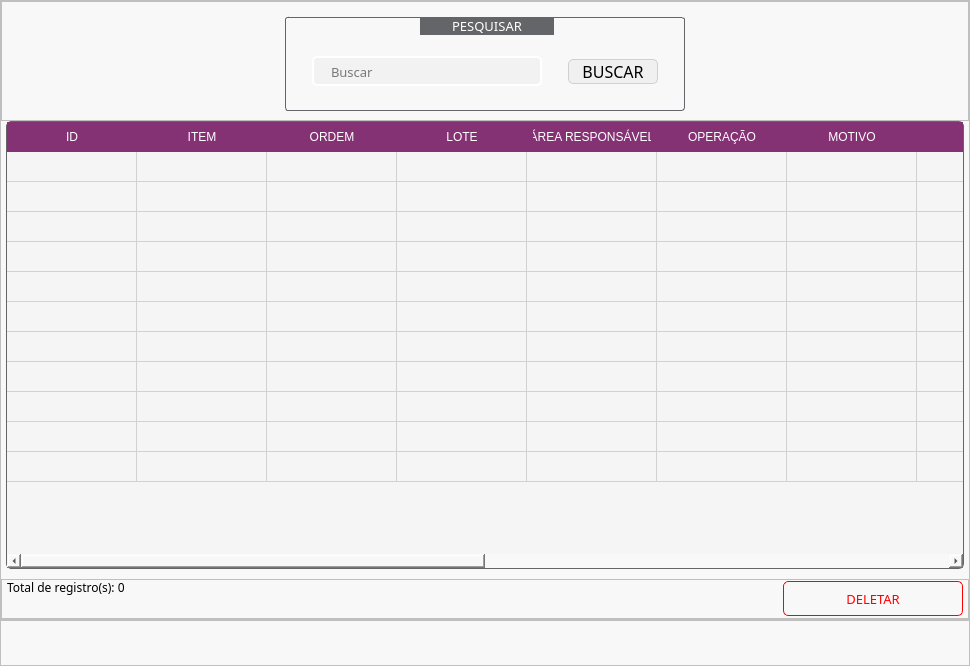
First picture: the form in widgets/pages/pages.ui, repository luizcheva/Non_conformites, before the edit.
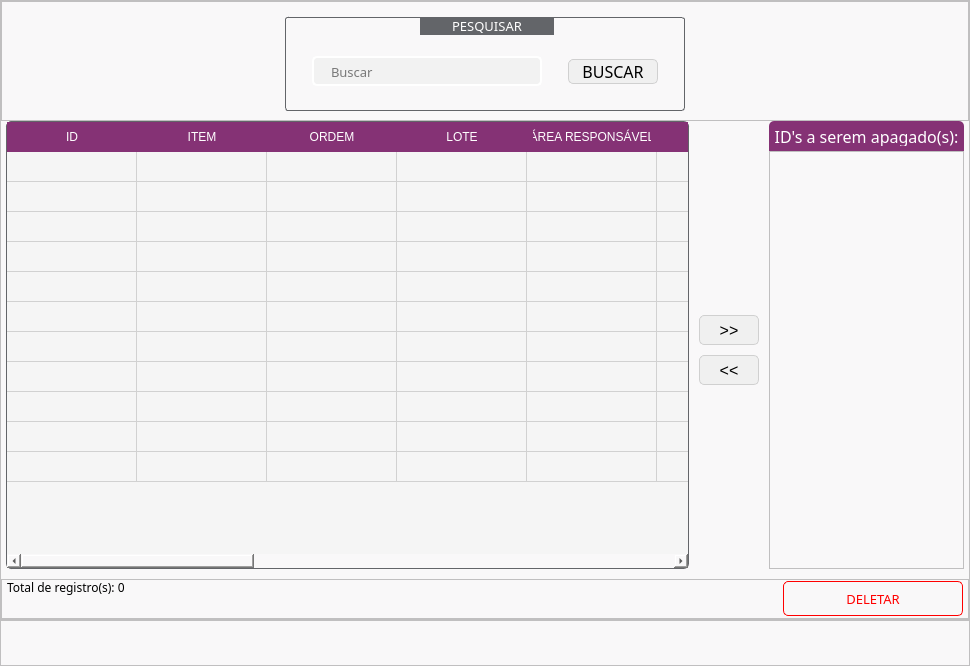
Second picture: the form after the edit. The open tabs and pages were chosen to show the change. Icons and pictures are not drawn.

Commit message: Page Delete new version

Diff of the .ui file:
```diff
--- a/widgets/pages/pages.ui
+++ b/widgets/pages/pages.ui
@@ -1575,7 +1575,7 @@
       <property name="frameShadow">
        <enum>QFrame::Raised</enum>
       </property>
-      <layout class="QVBoxLayout" name="verticalLayout_30">
+      <layout class="QVBoxLayout" name="verticalLayout_5">
        <property name="spacing">
         <number>0</number>
        </property>
@@ -1803,6 +1803,24 @@
         </widget>
        </item>
        <item>
+        <widget class="QWidget" name="widget_2" native="true">
+         <layout class="QHBoxLayout" name="horizontalLayout_28">
+          <property name="spacing">
+           <number>5</number>
+          </property>
+          <property name="leftMargin">
+           <number>0</number>
+          </property>
+          <property name="topMargin">
+           <number>0</number>
+          </property>
+          <property name="rightMargin">
+           <number>5</number>
+          </property>
+          <property name="bottomMargin">
+           <number>0</number>
+          </property>
+          <item>
         <widget class="QTableWidget" name="tabDados_del">
          <property name="font">
           <font>
@@ -2053,6 +2071,204 @@
         </widget>
        </item>
        <item>
+           <layout class="QVBoxLayout" name="verticalLayout_36">
+            <item>
+             <spacer name="verticalSpacer_9">
+              <property name="orientation">
+               <enum>Qt::Vertical</enum>
+              </property>
+              <property name="sizeHint" stdset="0">
+               <size>
+                <width>20</width>
+                <height>138</height>
+               </size>
+              </property>
+             </spacer>
+            </item>
+            <item>
+             <layout class="QVBoxLayout" name="verticalLayout_35">
+              <property name="spacing">
+               <number>10</number>
+              </property>
+              <item>
+               <widget class="QPushButton" name="btnAddId">
+                <property name="minimumSize">
+                 <size>
+                  <width>60</width>
+                  <height>30</height>
+                 </size>
+                </property>
+                <property name="maximumSize">
+                 <size>
+                  <width>60</width>
+                  <height>30</height>
+                 </size>
+                </property>
+                <property name="styleSheet">
+                 <string notr="true">QPushButton {
+	background-color: #f0f0f0;
+	border: 1px solid #d0d0d0;
+	border-radius: 5px;
+	padding: 5px;
+ 	font-size: 16px;
+ }
+
+QPushButton:hover {
+	background-color: #e0e0e0;
+}
+
+QPushButton:pressed {
+	background-color: #c0c0c0;
+}</string>
+                </property>
+                <property name="text">
+                 <string>&gt;&gt;</string>
+                </property>
+               </widget>
+              </item>
+              <item>
+               <widget class="QPushButton" name="btnDelId">
+                <property name="minimumSize">
+                 <size>
+                  <width>60</width>
+                  <height>30</height>
+                 </size>
+                </property>
+                <property name="maximumSize">
+                 <size>
+                  <width>60</width>
+                  <height>30</height>
+                 </size>
+                </property>
+                <property name="styleSheet">
+                 <string notr="true">QPushButton {
+	background-color: #f0f0f0;
+	border: 1px solid #d0d0d0;
+	border-radius: 5px;
+	padding: 5px;
+ 	font-size: 16px;
+ }
+
+QPushButton:hover {
+	background-color: #e0e0e0;
+}
+
+QPushButton:pressed {
+	background-color: #c0c0c0;
+}</string>
+                </property>
+                <property name="text">
+                 <string>&lt;&lt;</string>
+                </property>
+               </widget>
+              </item>
+             </layout>
+            </item>
+            <item>
+             <spacer name="verticalSpacer_10">
+              <property name="orientation">
+               <enum>Qt::Vertical</enum>
+              </property>
+              <property name="sizeHint" stdset="0">
+               <size>
+                <width>20</width>
+                <height>158</height>
+               </size>
+              </property>
+             </spacer>
+            </item>
+           </layout>
+          </item>
+          <item>
+           <layout class="QVBoxLayout" name="verticalLayout_30">
+            <property name="spacing">
+             <number>0</number>
+            </property>
+            <item>
+             <widget class="QLabel" name="lblListIds">
+              <property name="minimumSize">
+               <size>
+                <width>200</width>
+                <height>30</height>
+               </size>
+              </property>
+              <property name="maximumSize">
+               <size>
+                <width>200</width>
+                <height>30</height>
+               </size>
+              </property>
+              <property name="font">
+               <font>
+                <family>Trebuchet MS</family>
+                <pointsize>12</pointsize>
+               </font>
+              </property>
+              <property name="styleSheet">
+               <string notr="true">QLabel {
+	background-color: #853275;
+	color: #fff;
+	padding: 5px;
+	border-top-left-radius:5px;
+	border-top-right-radius:5px;
+	margin-left:5px;
+}</string>
+              </property>
+              <property name="text">
+               <string>ID's a serem apagado(s):</string>
+              </property>
+              <property name="alignment">
+               <set>Qt::AlignCenter</set>
+              </property>
+             </widget>
+            </item>
+            <item alignment="Qt::AlignRight">
+             <widget class="QListWidget" name="list_IDs">
+              <property name="minimumSize">
+               <size>
+                <width>200</width>
+                <height>0</height>
+               </size>
+              </property>
+              <property name="maximumSize">
+               <size>
+                <width>200</width>
+                <height>16777215</height>
+               </size>
+              </property>
+              <property name="font">
+               <font>
+                <family>KonsensBook</family>
+                <pointsize>10</pointsize>
+               </font>
+              </property>
+              <property name="styleSheet">
+               <string notr="true">QListWidget {
+	margin-bottom: 10px;
+	margin-left: 5px;
+}
+
+QListWidget::item:hover {
+	background-color: #A7A8A9;
+	color: white;
+}
+
+QListWidget::item:selected {
+	background-color: #636569;
+	color: white;
+}</string>
+              </property>
+              <property name="itemAlignment">
+               <set>Qt::AlignCenter</set>
+              </property>
+             </widget>
+            </item>
+           </layout>
+          </item>
+         </layout>
+        </widget>
+       </item>
+       <item>
         <widget class="QFrame" name="frame_20">
          <property name="minimumSize">
           <size>
@@ -2274,20 +2490,7 @@
     </item>
    </layout>
   </widget>
-  <widget class="QWidget" name="page_settings">
-   <layout class="QVBoxLayout" name="verticalLayout_5">
-    <item>
-     <widget class="QLabel" name="label_5">
-      <property name="text">
-       <string>Configurações</string>
-      </property>
-      <property name="alignment">
-       <set>Qt::AlignCenter</set>
-      </property>
-     </widget>
-    </item>
-   </layout>
-  </widget>
+  <widget class="QWidget" name="page_settings"/>
   <widget class="QWidget" name="page_add">
    <layout class="QVBoxLayout" name="verticalLayout_2">
     <property name="spacing">
```
Left out of the diff: 2 changed lines with no effect on the pictures. Lines whose indentation alone changed are shown as unchanged. The commit also changes 5 other files.
